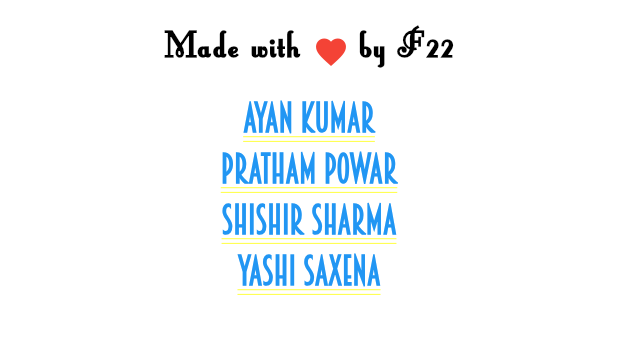
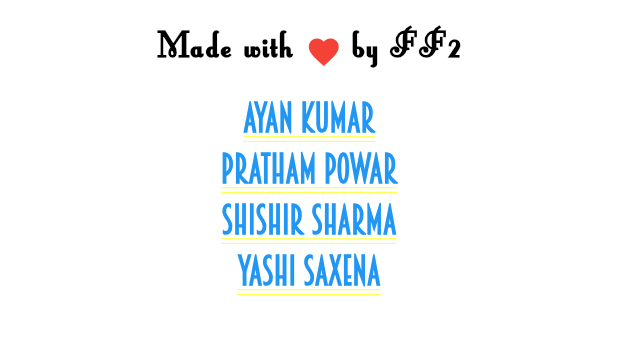
Before and after one commit to pspiagicw/Longy, a Flutter app: the screen it shows after launch, after a tap on the "info" icon, on a phone screen of 412 x 824 dp, the part 506-860 px from its top. Run offline on Flutter 3.47's test engine with Material 2 defaults, Android fonts, the phone set to English and light mode, and no system bars.

```diff
--- a/lib/screens/about_screen.dart
+++ b/lib/screens/about_screen.dart
@@ -37,7 +37,7 @@ class AboutScreen extends StatelessWidget {
                   ),
                 ),
                 TextSpan(
-                  text:' by F22'
+                  text:' by FF2'
                 )
               ]
             ),
```
Also changed, not shown: 1 other file.
